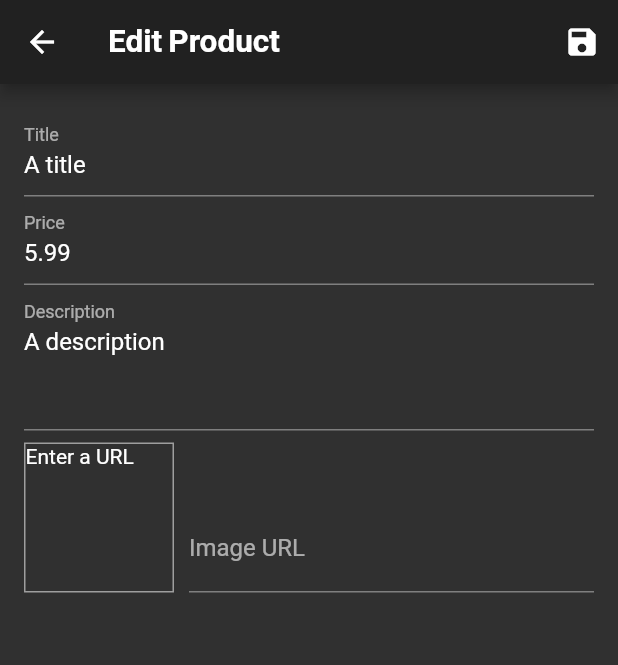
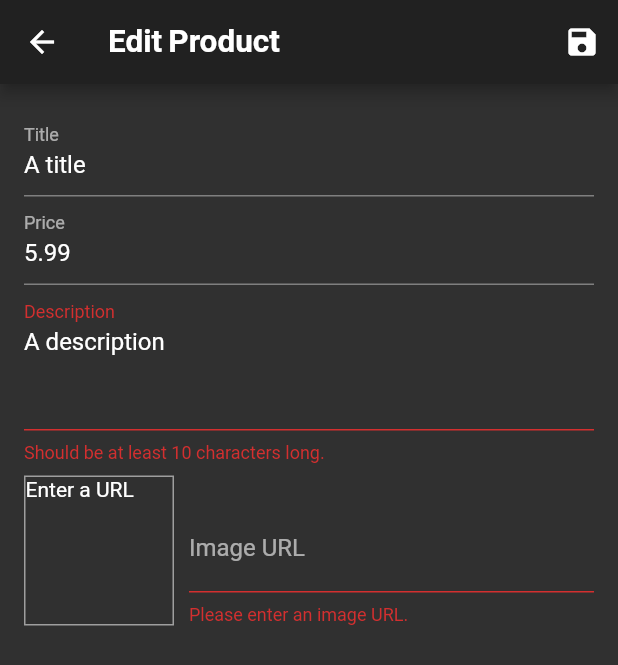
Before and after one commit to davidaodejobi/Flutter-and-Dart-Course, a Flutter app: the EditProductScreen screen opened by its route, after a tap on the "save" icon, on a phone screen of 412 x 824 dp. Shown: the top 665 px of the screen. Run offline on Flutter 3.47's test engine with Material 2 defaults, Android fonts, the phone set to English and light mode, and no system bars; our stand-ins replace flutter_svg, google_fonts; network calls fail; Roboto replaces fonts that are missing (Alegreya).

Commit message:
updated the validation rules

```diff
--- a/shop_app/lib/screens/edit_product_screen.dart
+++ b/shop_app/lib/screens/edit_product_screen.dart
@@ -41,11 +41,22 @@ class _EditProductScreenState extends State<EditProductScreen> {
 
   void _updateImageUrl() {
     if (!_imageUrlFocusNode.hasFocus) {
-      setState(() {});
+      setState(() {
+        if ((!_imageUrlController.text.startsWith('http') &&
+                !_imageUrlController.text.startsWith('https')) ||
+            (!_imageUrlController.text.endsWith('.png') &&
+                !_imageUrlController.text.endsWith('.jpg') &&
+                !_imageUrlController.text.endsWith('.jpeg'))) {
+          return;
+        }
+      });
     }
   }
 
   void _saveForm() {
+    setState(() {
+      _form.currentState!.save();
+    });
     final isValid = _form.currentState!.validate();
     if (isValid) {
       return;
@@ -89,7 +100,7 @@ class _EditProductScreenState extends State<EditProductScreen> {
                 },
                 validator: (value) {
                   if (value!.isEmpty) {
-                    return 'Please enter some text';
+                    return 'Please provide a title.';
                   }
                   return null;
                 },
@@ -118,7 +129,13 @@ class _EditProductScreenState extends State<EditProductScreen> {
                 },
                 validator: (value) {
                   if (value!.isEmpty) {
-                    return 'Please enter some text';
+                    return 'Please enter a price';
+                  }
+                  if (double.tryParse(value) == null) {
+                    return 'Please enter a valid number';
+                  }
+                  if (double.parse(value) <= 0) {
+                    return 'Please enter a number greater than zero';
                   }
                   return null;
                 },
@@ -142,7 +159,10 @@ class _EditProductScreenState extends State<EditProductScreen> {
                 maxLines: 3,
                 validator: (value) {
                   if (value!.isEmpty) {
-                    return 'Please enter some text';
+                    return 'Please enter a description';
+                  }
+                  if (value.length < 30) {
+                    return 'Should be at least 10 characters long.';
                   }
                   return null;
                 },
@@ -191,6 +211,21 @@ class _EditProductScreenState extends State<EditProductScreen> {
                       onFieldSubmitted: (_) {
                         _saveForm();
                       },
+                      validator: (value) {
+                        if (value!.isEmpty) {
+                          return 'Please enter an image URL.';
+                        }
+                        if (!value.startsWith('http') &&
+                            !value.startsWith('https')) {
+                          return 'Please enter a valid URL.';
+                        }
+                        if (!value.endsWith('.png') &&
+                            !value.endsWith('.jpg') &&
+                            !value.endsWith('.jpeg')) {
+                          return 'Please enter a valid image URL.';
+                        }
+                        return null;
+                      },
                       onSaved: (value) {
                         _editedProduct = Product(
                           title: value,
```
